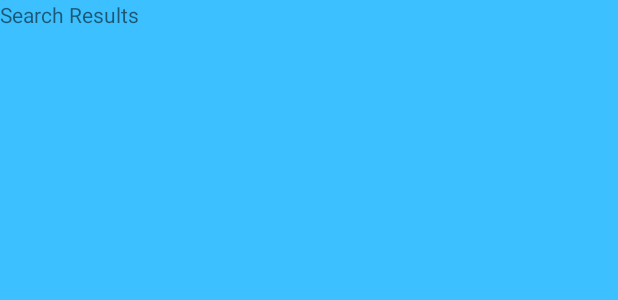
After one commit to shauryauppal/Miwok, an Android app: the layout activity_result.xml on its own in the app's theme, with its tools: preview values and no code run, on a phone screen of 412 x 824 dp. The commit adds this screen. Shown: the top 300 px of the screen. Run offline under Robolectric (Android 15) with nearby library versions, the phone set to English and light mode, and no system bars.

Commit message:
Tried adding SearcView in app

```diff
--- a/app/src/main/java/com/example/android/miwok/NumberFragment.java
+++ b/app/src/main/java/com/example/android/miwok/NumberFragment.java
@@ -19,6 +19,7 @@ import java.util.ArrayList;
  * A simple {@link Fragment} subclass.
  */
 public class NumberFragment extends Fragment {
+
 
 
     private MediaPlayer mp;
--- /dev/null
+++ b/app/src/main/res/layout/activity_result.xml
@@ -0,0 +1,13 @@
+<RelativeLayout xmlns:android="http://schemas.android.com/apk/res/android"
+    xmlns:tools="http://schemas.android.com/tools"
+    android:layout_width="match_parent"
+    android:layout_height="match_parent"
+    tools:context=".MainActivity"
+    android:background="#ff3dc0ff">
+
+    <TextView
+        android:layout_width="wrap_content"
+        android:layout_height="wrap_content"
+        android:text="@string/search_result" />
+
+</RelativeLayout>
--- a/app/src/main/res/values/strings.xml
+++ b/app/src/main/res/values/strings.xml
@@ -30,4 +30,12 @@
 
     <!-- TODO: Remove or change this placeholder text -->
     <string name="hello_blank_fragment">Hello blank fragment</string>
+    <!--This is the search title for searchview-->
+    <string name="search_title">Word</string>
+
+    <!--Seaarch hint -->
+    <string name="search_hint">Search Word</string>
+
+    <!--Search results-->
+    <string name="search_result">Search Results</string>
 </resources>
--- /dev/null
+++ b/app/src/main/res/xml/searchable.xml
@@ -0,0 +1,5 @@
+<?xml version="1.0" encoding="utf-8"?>
+
+<searchable xmlns:android="http://schemas.android.com/apk/res/android"
+    android:label="@string/app_name"
+    android:hint="@string/search_hint" />
```
Also changed, not shown: app/src/main/AndroidManifest.xml (+17 -1 lines), app/src/main/java/com/example/android/miwok/MainActivity.java (+30 -0 lines), app/src/main/java/com/example/android/miwok/SearchResultsActivity.java (added, +50 -0 lines), app/src/main/res/menu/option_menu.xml (added, +9 -0 lines), app/src/main/res/drawable/icon_search.png (added).
